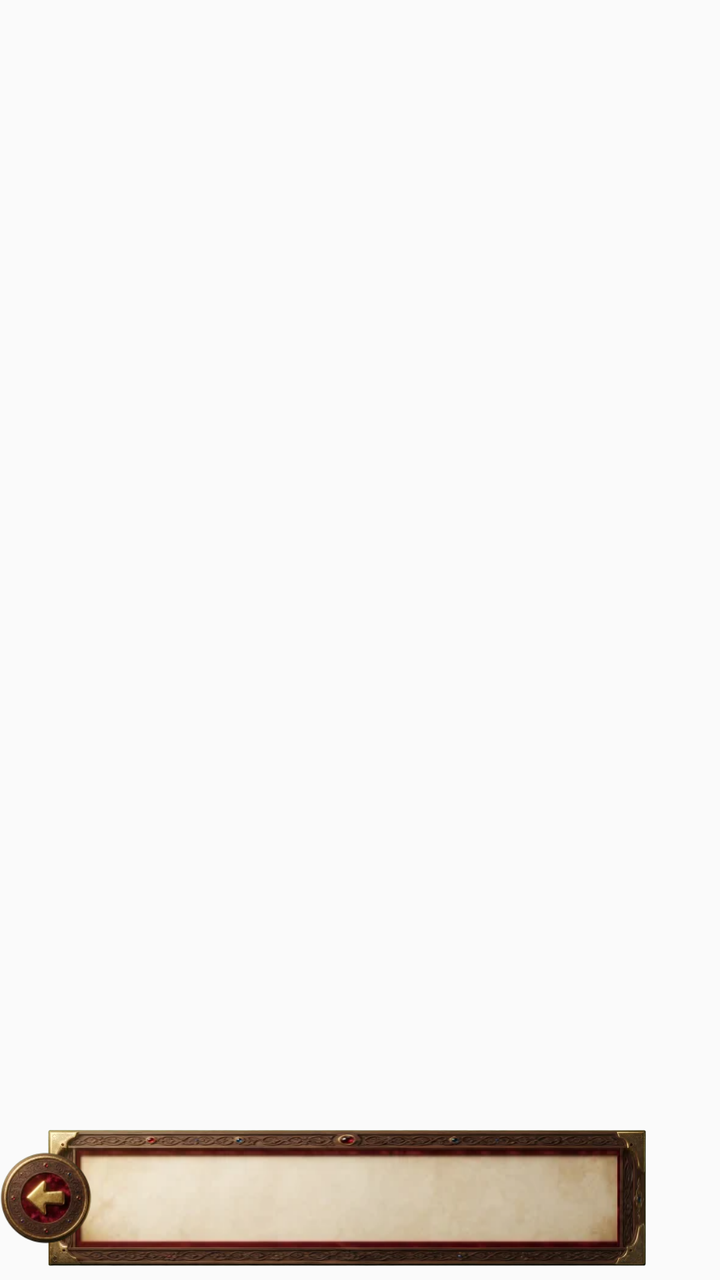
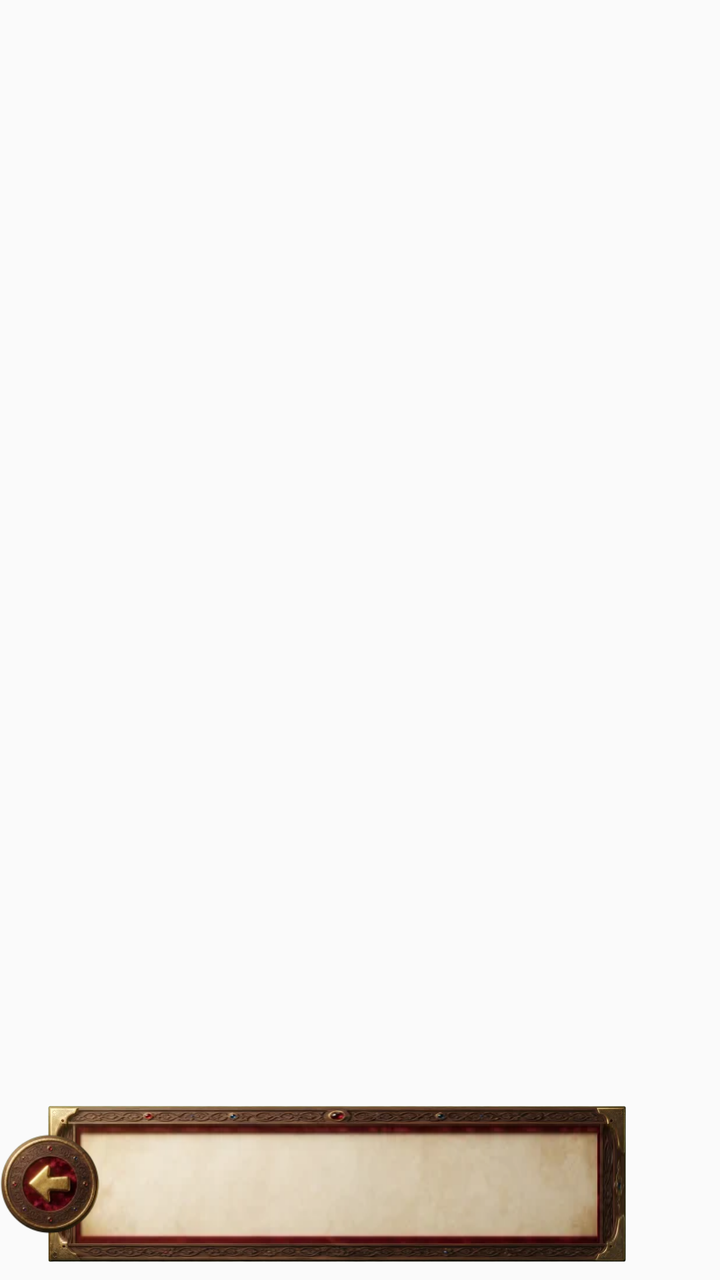

The first picture is an Android layout as it rendered before a commit; the second is the same layout after the commit. The layout source and the unified diff follow.
<!-- AndroidManifest.xml: application theme AppTheme -->
<!-- res/layout/widget_ask.xml -->
<?xml version="1.0" encoding="utf-8"?>
<FrameLayout xmlns:android="http://schemas.android.com/apk/res/android"
    android:id="@+id/root"
    android:layout_width="match_parent"
    android:layout_height="match_parent"
    android:layoutDirection="rtl">

    <FrameLayout
        android:id="@+id/box"
        android:layout_width="match_parent"
        android:layout_height="70dp"
        android:layout_gravity="bottom"
        android:layout_marginBottom="6dp"
        android:layout_marginLeft="23dp"
        android:layout_marginRight="36dp"
        android:contentDescription="اكتب همّك"
        android:background="@drawable/w_ornate">

        <LinearLayout
            android:layout_width="match_parent"
            android:layout_height="match_parent"
            android:gravity="center_vertical"
            android:orientation="vertical"
            android:paddingStart="40dp"
            android:paddingEnd="26dp">

            <TextView
                android:id="@+id/label"
                android:layout_width="match_parent"
                android:layout_height="wrap_content"
                android:ellipsize="end"
                android:maxLines="1"
                android:textColor="#7A1F14"
                android:textSize="10sp"
                android:textStyle="bold" />

            <TextView
                android:id="@+id/hint"
                android:layout_width="match_parent"
                android:layout_height="wrap_content"
                android:ellipsize="end"
                android:maxLines="2"
                android:textColor="#3A2410"
                android:textSize="13.5sp"
                android:textStyle="bold" />
        </LinearLayout>
    </FrameLayout>

    <ImageView
        android:id="@+id/bust"
        android:layout_width="72dp"
        android:layout_height="70dp"
        android:layout_gravity="bottom|right"
        android:layout_marginBottom="6dp"
        android:contentDescription="التالي"
        android:scaleType="fitEnd" />

    <ImageView
        android:id="@+id/coin"
        android:layout_width="46dp"
        android:layout_height="46dp"
        android:layout_gravity="bottom|left"
        android:layout_marginBottom="18dp"
        android:contentDescription="ابدأ"
        android:src="@drawable/w_coin" />
</FrameLayout>
<!-- resources referenced by this layout -->
<resources>
  <!-- drawable w_coin: png bitmap (drawable-nodpi, 26878 bytes) -->
  <!-- drawable w_ornate: png bitmap (drawable-xxhdpi, 90258 bytes) -->
  <style name="AppTheme" parent="Theme.AppCompat.Light.DarkActionBar">
          
          <item name="colorPrimary">@color/colorPrimary</item>
          <item name="colorPrimaryDark">@color/colorPrimaryDark</item>
          <item name="colorAccent">@color/colorAccent</item>
      </style>
</resources>

<!-- the commit's change to res/layout/widget_ask.xml (unified diff, before → after) -->
@@ -8,11 +8,11 @@
     <FrameLayout
         android:id="@+id/box"
         android:layout_width="match_parent"
-        android:layout_height="70dp"
+        android:layout_height="80dp"
         android:layout_gravity="bottom"
-        android:layout_marginBottom="6dp"
+        android:layout_marginBottom="8dp"
         android:layout_marginLeft="23dp"
-        android:layout_marginRight="36dp"
+        android:layout_marginRight="46dp"
         android:contentDescription="اكتب همّك"
         android:background="@drawable/w_ornate">
 
@@ -21,8 +21,8 @@
             android:layout_height="match_parent"
             android:gravity="center_vertical"
             android:orientation="vertical"
-            android:paddingStart="40dp"
-            android:paddingEnd="26dp">
+            android:paddingStart="46dp"
+            android:paddingEnd="30dp">
 
             <TextView
                 android:id="@+id/label"
@@ -31,7 +31,7 @@
                 android:ellipsize="end"
                 android:maxLines="1"
                 android:textColor="#7A1F14"
-                android:textSize="10sp"
+                android:textSize="11.5sp"
                 android:textStyle="bold" />
 
             <TextView
@@ -41,26 +41,26 @@
                 android:ellipsize="end"
                 android:maxLines="2"
                 android:textColor="#3A2410"
-                android:textSize="13.5sp"
+                android:textSize="16sp"
                 android:textStyle="bold" />
         </LinearLayout>
     </FrameLayout>
 
     <ImageView
         android:id="@+id/bust"
-        android:layout_width="72dp"
-        android:layout_height="70dp"
+        android:layout_width="100dp"
+        android:layout_height="108dp"
         android:layout_gravity="bottom|right"
-        android:layout_marginBottom="6dp"
+        android:layout_marginBottom="4dp"
         android:contentDescription="التالي"
         android:scaleType="fitEnd" />
 
     <ImageView
         android:id="@+id/coin"
-        android:layout_width="46dp"
-        android:layout_height="46dp"
+        android:layout_width="50dp"
+        android:layout_height="50dp"
         android:layout_gravity="bottom|left"
-        android:layout_marginBottom="18dp"
+        android:layout_marginBottom="23dp"
         android:contentDescription="ابدأ"
         android:src="@drawable/w_coin" />
 </FrameLayout>
